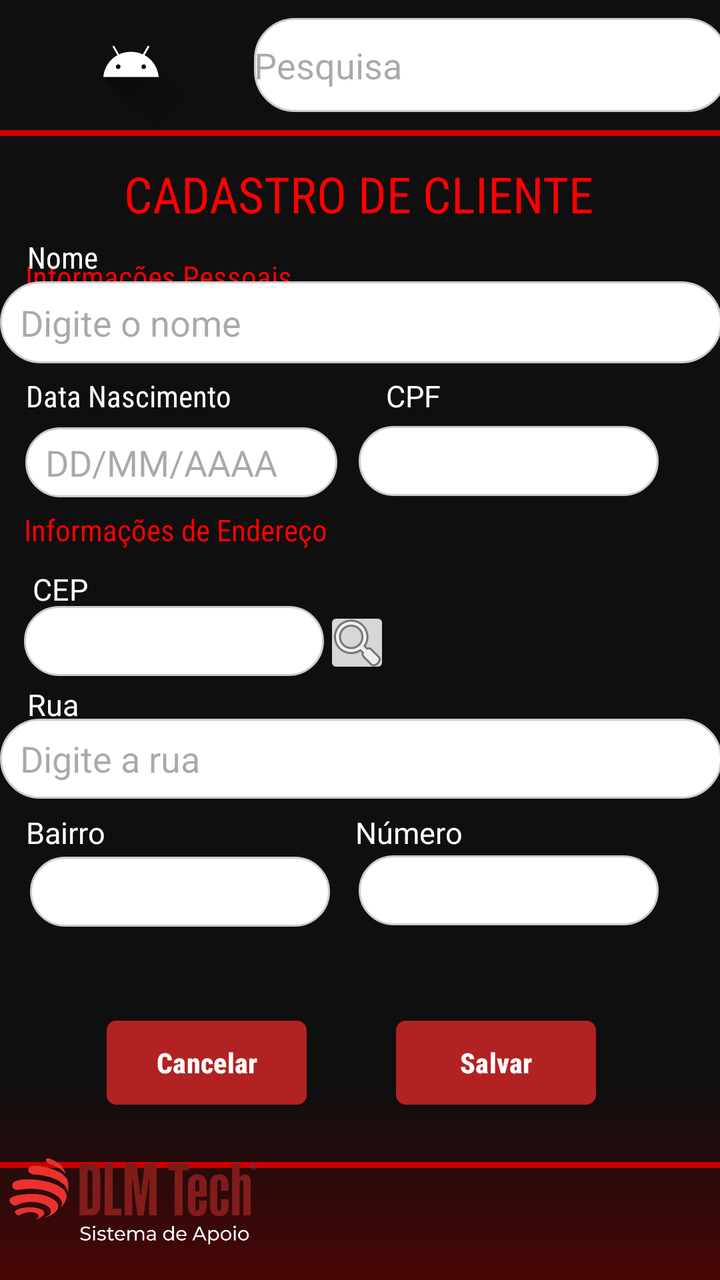
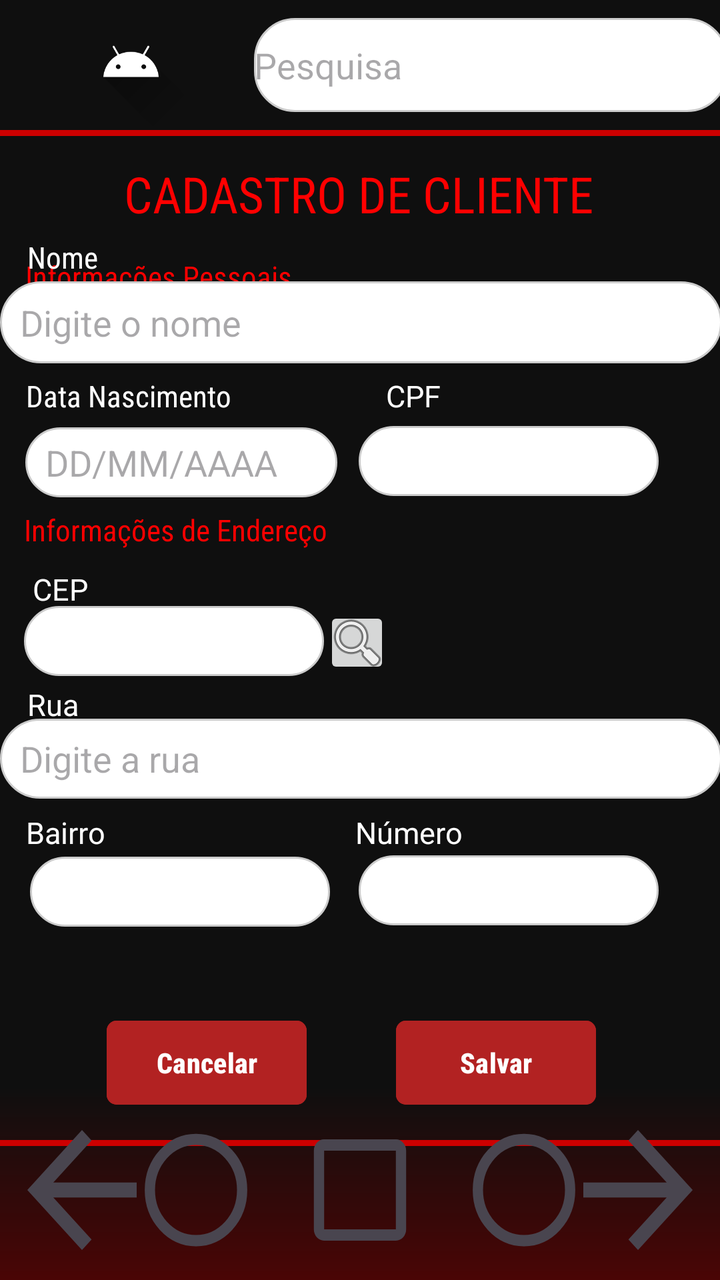

The first picture is an Android layout as it rendered before a commit; the second is the same layout after the commit. The layout source and the unified diff follow.
<!-- AndroidManifest.xml: application theme Theme.DLMTech -->
<!-- res/layout/activity_cadastro.xml -->
<?xml version="1.0" encoding="utf-8"?>
<androidx.constraintlayout.widget.ConstraintLayout xmlns:android="http://schemas.android.com/apk/res/android"
    xmlns:app="http://schemas.android.com/apk/res-auto"
    xmlns:tools="http://schemas.android.com/tools"
    android:id="@+id/main"
    android:layout_width="match_parent"
    android:layout_height="match_parent"
    android:background="@drawable/degrade"
    tools:context=".activity_cadastro">

    <TextView
        android:id="@+id/textView16"
        android:layout_width="159dp"
        android:layout_height="28dp"
        android:fontFamily="sans-serif-condensed"
        android:text="Informações de Endereço"
        android:textColor="#FF0000"
        android:textSize="15sp"
        app:layout_constraintBottom_toBottomOf="@+id/constraintLayout3"
        app:layout_constraintEnd_toEndOf="parent"
        app:layout_constraintHorizontal_bias="0.059"
        app:layout_constraintStart_toStartOf="parent"
        app:layout_constraintTop_toTopOf="@+id/constraintLayout"
        app:layout_constraintVertical_bias="0.416" />

    <View
        android:id="@+id/view4"
        android:layout_width="match_parent"
        android:layout_height="3dp"
        android:background="#CC0000"
        app:layout_constraintBottom_toBottomOf="@+id/constraintLayout3"
        app:layout_constraintEnd_toEndOf="parent"
        app:layout_constraintHorizontal_bias="0.0"
        app:layout_constraintStart_toStartOf="parent"
        app:layout_constraintTop_toTopOf="parent"
        app:layout_constraintVertical_bias="0.912" />

    <androidx.constraintlayout.widget.ConstraintLayout
        android:id="@+id/constraintLayout3"
        android:layout_width="412dp"
        android:layout_height="80dp"
        app:layout_constraintBottom_toBottomOf="parent"
        app:layout_constraintEnd_toEndOf="parent"
        app:layout_constraintStart_toStartOf="parent"
        app:layout_constraintTop_toBottomOf="@+id/linearLayout2">

        <ImageView
            android:id="@+id/imageView5"
            android:layout_width="184dp"
            android:layout_height="49dp"
            app:layout_constraintBottom_toBottomOf="parent"
            app:layout_constraintStart_toStartOf="parent"
            app:layout_constraintTop_toTopOf="parent"
            app:srcCompat="@drawable/dlmtech2_removebg_preview" />
    </androidx.constraintlayout.widget.ConstraintLayout>

    <Button
        android:id="@+id/btnCancelar"
        android:layout_width="100sp"
        android:layout_height="50sp"
        android:backgroundTint="#B22222"
        android:fontFamily="sans-serif-condensed-medium"
        android:text="Cancelar"
        android:textStyle="bold"
        app:cornerRadius="15px"
        app:layout_constraintBottom_toBottomOf="parent"
        app:layout_constraintEnd_toEndOf="parent"
        app:layout_constraintHorizontal_bias="0.205"
        app:layout_constraintStart_toStartOf="parent"
        app:layout_constraintTop_toTopOf="@+id/constraintLayout"
        app:layout_constraintVertical_bias="0.858" />

    <Button
        android:id="@+id/btnCadSalv"
        android:layout_width="100sp"
        android:layout_height="50sp"
        android:backgroundTint="#B22222"
        android:fontFamily="sans-serif-condensed-medium"
        android:text="Salvar"
        android:textStyle="bold"
        app:cornerRadius="15px"
        app:layout_constraintBottom_toBottomOf="parent"
        app:layout_constraintEnd_toEndOf="parent"
        app:layout_constraintHorizontal_bias="0.762"
        app:layout_constraintStart_toStartOf="parent"
        app:layout_constraintTop_toTopOf="@+id/constraintLayout"
        app:layout_constraintVertical_bias="0.858" />

    <androidx.constraintlayout.widget.ConstraintLayout
        android:id="@+id/constraintLayout"
        android:layout_width="0dp"
        android:layout_height="65dp"
        app:layout_constraintBottom_toTopOf="@+id/linearLayout2"
        app:layout_constraintEnd_toEndOf="parent"
        app:layout_constraintStart_toStartOf="parent"
        app:layout_constraintTop_toTopOf="parent">

        <ImageView
            android:id="@+id/imageView"
            android:layout_width="131dp"
            android:layout_height="wrap_content"
            android:contentDescription="@string/logo_description"
            app:layout_constraintBottom_toBottomOf="parent"
            app:layout_constraintStart_toStartOf="parent"
            app:layout_constraintTop_toTopOf="parent"
            app:srcCompat="@drawable/ic_launcher_foreground" />

        <EditText
            android:id="@+id/editTextText2"
            android:layout_width="237dp"
            android:layout_height="47dp"
            android:layout_marginStart="8dp"
            android:layout_marginTop="7dp"
            android:layout_marginEnd="8dp"
            android:layout_marginBottom="7dp"
            android:background="@drawable/bordaredonda"
            android:ems="10"
            android:hint="Pesquisa"
            android:inputType="text"
            app:layout_constraintBottom_toBottomOf="parent"
            app:layout_constraintEnd_toEndOf="parent"
            app:layout_constraintStart_toEndOf="@+id/imageView"
            app:layout_constraintTop_toTopOf="parent" />
    </androidx.constraintlayout.widget.ConstraintLayout>

    <View
        android:id="@+id/view5"
        android:layout_width="match_parent"
        android:layout_height="3dp"
        android:layout_marginTop="64dp"
        android:background="#CC0000"
        app:layout_constraintBottom_toBottomOf="@+id/constraintLayout3"
        app:layout_constraintEnd_toEndOf="parent"
        app:layout_constraintHorizontal_bias="0.0"
        app:layout_constraintStart_toStartOf="parent"
        app:layout_constraintTop_toTopOf="@+id/constraintLayout"
        app:layout_constraintVertical_bias="0.002" />

    <TextView
        android:id="@+id/textView11"
        android:layout_width="wrap_content"
        android:layout_height="wrap_content"
        android:layout_marginTop="12dp"
        android:fontFamily="sans-serif-condensed"
        android:text="CADASTRO DE CLIENTE"
        android:textColor="#FF0000"
        android:textSize="25dp"
        app:layout_constraintEnd_toEndOf="parent"
        app:layout_constraintHorizontal_bias="0.497"
        app:layout_constraintStart_toStartOf="parent"
        app:layout_constraintTop_toBottomOf="@+id/view5" />

    <TextView
        android:id="@+id/textView12"
        android:layout_width="159dp"
        android:layout_height="28dp"
        android:layout_marginTop="60dp"
        android:fontFamily="sans-serif-condensed"
        android:text="Informações Pessoais"
        android:textColor="#FF0000"
        android:textSize="15sp"
        app:layout_constraintEnd_toEndOf="parent"
        app:layout_constraintHorizontal_bias="0.063"
        app:layout_constraintStart_toStartOf="parent"
        app:layout_constraintTop_toBottomOf="@+id/view5" />

    <TextView
        android:id="@+id/textView13"
        android:layout_width="wrap_content"
        android:layout_height="wrap_content"
        android:fontFamily="sans-serif-condensed"
        android:text="Nome"
        android:textColor="#FFFFFF"
        android:textSize="15dp"
        app:layout_constraintBottom_toBottomOf="@+id/constraintLayout3"
        app:layout_constraintEnd_toEndOf="parent"
        app:layout_constraintHorizontal_bias="0.042"
        app:layout_constraintStart_toStartOf="parent"
        app:layout_constraintTop_toTopOf="parent"
        app:layout_constraintVertical_bias="0.191" />

    <TextView
        android:id="@+id/textView14"
        android:layout_width="wrap_content"
        android:layout_height="wrap_content"
        android:fontFamily="sans-serif-condensed"
        android:text="Data Nascimento"
        android:textColor="#FFFFFF"
        android:textSize="15dp"
        app:layout_constraintBottom_toBottomOf="parent"
        app:layout_constraintEnd_toEndOf="parent"
        app:layout_constraintHorizontal_bias="0.051"
        app:layout_constraintStart_toStartOf="parent"
        app:layout_constraintTop_toTopOf="parent"
        app:layout_constraintVertical_bias="0.303" />

    <EditText
        android:id="@+id/cadNome"
        android:layout_width="361dp"
        android:layout_height="41dp"
        android:background="@drawable/bordaredonda"
        android:ems="10"
        android:hint="Digite o nome"
        android:inputType="text"
        android:paddingStart="10sp"
        app:layout_constraintBottom_toBottomOf="@+id/constraintLayout3"
        app:layout_constraintEnd_toEndOf="parent"
        app:layout_constraintHorizontal_bias="0.32"
        app:layout_constraintStart_toStartOf="parent"
        app:layout_constraintTop_toTopOf="parent"
        app:layout_constraintVertical_bias="0.235" />

    <EditText
        android:id="@+id/cadDataNasc"
        android:layout_width="156dp"
        android:layout_height="35dp"
        android:background="@drawable/bordaredonda"
        android:ems="10"
        android:hint="DD/MM/AAAA"
        android:inputType="date"
        android:paddingStart="10sp"
        app:layout_constraintBottom_toBottomOf="parent"
        app:layout_constraintEnd_toEndOf="parent"
        app:layout_constraintHorizontal_bias="0.062"
        app:layout_constraintStart_toStartOf="parent"
        app:layout_constraintTop_toTopOf="parent"
        app:layout_constraintVertical_bias="0.353" />

    <TextView
        android:id="@+id/textView15"
        android:layout_width="wrap_content"
        android:layout_height="wrap_content"
        android:text="CPF"
        android:textColor="#FFFFFF"
        android:textSize="15dp"
        app:layout_constraintBottom_toBottomOf="parent"
        app:layout_constraintEnd_toEndOf="parent"
        app:layout_constraintHorizontal_bias="0.58"
        app:layout_constraintStart_toStartOf="parent"
        app:layout_constraintTop_toTopOf="parent"
        app:layout_constraintVertical_bias="0.303" />

    <TextView
        android:id="@+id/textView21"
        android:layout_width="wrap_content"
        android:layout_height="wrap_content"
        android:text="Número"
        android:textColor="#FFFFFF"
        android:textSize="15dp"
        app:layout_constraintBottom_toBottomOf="parent"
        app:layout_constraintEnd_toEndOf="parent"
        app:layout_constraintHorizontal_bias="0.58"
        app:layout_constraintStart_toStartOf="parent"
        app:layout_constraintTop_toTopOf="parent"
        app:layout_constraintVertical_bias="0.655" />

    <TextView
        android:id="@+id/textView17"
        android:layout_width="wrap_content"
        android:layout_height="wrap_content"
        android:text="CEP"
        android:textColor="#FFFFFF"
        android:textSize="15dp"
        app:layout_constraintBottom_toBottomOf="parent"
        app:layout_constraintEnd_toEndOf="parent"
        app:layout_constraintHorizontal_bias="0.049"
        app:layout_constraintStart_toStartOf="parent"
        app:layout_constraintTop_toTopOf="parent"
        app:layout_constraintVertical_bias="0.459" />

    <TextView
        android:id="@+id/textView19"
        android:layout_width="wrap_content"
        android:layout_height="wrap_content"
        android:text="Rua"
        android:textColor="#FFFFFF"
        android:textSize="15dp"
        app:layout_constraintBottom_toBottomOf="parent"
        app:layout_constraintEnd_toEndOf="parent"
        app:layout_constraintHorizontal_bias="0.041"
        app:layout_constraintStart_toStartOf="parent"
        app:layout_constraintTop_toTopOf="parent"
        app:layout_constraintVertical_bias="0.552" />

    <TextView
        android:id="@+id/textView20"
        android:layout_width="wrap_content"
        android:layout_height="wrap_content"
        android:text="Bairro"
        android:textColor="#FFFFFF"
        android:textSize="15dp"
        app:layout_constraintBottom_toBottomOf="parent"
        app:layout_constraintEnd_toEndOf="parent"
        app:layout_constraintHorizontal_bias="0.041"
        app:layout_constraintStart_toStartOf="parent"
        app:layout_constraintTop_toTopOf="parent"
        app:layout_constraintVertical_bias="0.655" />

    <EditText
        android:id="@+id/cadCpf"
        android:layout_width="150dp"
        android:layout_height="35dp"
        android:background="@drawable/bordaredonda"
        android:ems="10"
        android:inputType="text"
        android:paddingStart="10sp"
        app:layout_constraintBottom_toBottomOf="parent"
        app:layout_constraintEnd_toEndOf="parent"
        app:layout_constraintHorizontal_bias="0.854"
        app:layout_constraintStart_toStartOf="parent"
        app:layout_constraintTop_toTopOf="parent"
        app:layout_constraintVertical_bias="0.352" />

    <EditText
        android:id="@+id/cadNum"
        android:layout_width="150dp"
        android:layout_height="35dp"
        android:background="@drawable/bordaredonda"
        android:ems="10"
        android:inputType="text"
        android:paddingStart="10sp"
        app:layout_constraintBottom_toBottomOf="parent"
        app:layout_constraintEnd_toEndOf="parent"
        app:layout_constraintHorizontal_bias="0.854"
        app:layout_constraintStart_toStartOf="parent"
        app:layout_constraintTop_toTopOf="parent"
        app:layout_constraintVertical_bias="0.707" />

    <EditText
        android:id="@+id/cadCep"
        android:layout_width="150dp"
        android:layout_height="35dp"
        android:background="@drawable/bordaredonda"
        android:ems="10"
        android:inputType="text"
        android:paddingStart="10sp"
        app:layout_constraintBottom_toBottomOf="parent"
        app:layout_constraintEnd_toEndOf="parent"
        app:layout_constraintHorizontal_bias="0.057"
        app:layout_constraintStart_toStartOf="parent"
        app:layout_constraintTop_toTopOf="parent"
        app:layout_constraintVertical_bias="0.501" />

    <ImageButton
        android:id="@+id/cepBusca"
        android:layout_width="33dp"
        android:layout_height="36dp"
        app:layout_constraintBottom_toBottomOf="parent"
        app:layout_constraintEnd_toEndOf="parent"
        app:layout_constraintHorizontal_bias="0.0"
        app:layout_constraintStart_toEndOf="@+id/cadCep"
        app:layout_constraintTop_toTopOf="@+id/constraintLayout"
        app:layout_constraintVertical_bias="0.502"
        app:srcCompat="@android:drawable/ic_menu_search" />

    <EditText
        android:id="@+id/cadBairro"
        android:layout_width="150dp"
        android:layout_height="35dp"
        android:background="@drawable/bordaredonda"
        android:ems="10"
        android:inputType="text"
        android:paddingStart="10sp"
        app:layout_constraintBottom_toBottomOf="parent"
        app:layout_constraintEnd_toEndOf="parent"
        app:layout_constraintHorizontal_bias="0.072"
        app:layout_constraintStart_toStartOf="parent"
        app:layout_constraintTop_toTopOf="parent"
        app:layout_constraintVertical_bias="0.708" />

    <EditText
        android:id="@+id/cadRua"
        android:layout_width="361sp"
        android:layout_height="40sp"
        android:background="@drawable/bordaredonda"
        android:ems="10"
        android:hint="Digite a rua"
        android:inputType="text"
        android:paddingStart="10sp"
        app:layout_constraintBottom_toBottomOf="@+id/constraintLayout3"
        app:layout_constraintEnd_toEndOf="parent"
        app:layout_constraintHorizontal_bias="0.38"
        app:layout_constraintStart_toStartOf="parent"
        app:layout_constraintTop_toTopOf="@+id/constraintLayout"
        app:layout_constraintVertical_bias="0.599" />

</androidx.constraintlayout.widget.ConstraintLayout>
<!-- resources referenced by this layout -->
<resources>
  <!-- drawable bordaredonda (drawable) -->
  <?xml version="1.0" encoding="utf-8"?>
  <shape xmlns:android="http://schemas.android.com/apk/res/android"
      android:shape="rectangle">
      
      <solid android:color="#FFFFFF" />
  
      
      <corners android:radius="20dp" />
  
      
      <stroke
          android:width="1dp"
          android:color="#CCCCCC" />
  </shape>
  <!-- drawable degrade (drawable) -->
  <?xml version="1.0" encoding="utf-8"?>
  <shape xmlns:android="http://schemas.android.com/apk/res/android"
      android:shape="rectangle">
  
      <gradient
          android:angle="270"
          android:startColor="#0f0f0f"
          android:centerColor="#0f0f0f"
          android:centerY="0.85"
          android:endColor="#4A0505"
          android:type="linear" />
  
  </shape>
  <!-- drawable dlmtech2_removebg_preview: png bitmap (drawable, 161351 bytes) -->
  <!-- drawable ic_launcher_foreground (drawable) -->
  <vector xmlns:android="http://schemas.android.com/apk/res/android"
      xmlns:aapt="http://schemas.android.com/aapt"
      android:width="108dp"
      android:height="108dp"
      android:viewportWidth="108"
      android:viewportHeight="108">
      <path android:pathData="M31,63.928c0,0 6.4,-11 12.1,-13.1c7.2,-2.6 26,-1.4 26,-1.4l38.1,38.1L107,108.928l-32,-1L31,63.928z">
          <aapt:attr name="android:fillColor">
              <gradient
                  android:endX="85.84757"
                  android:endY="92.4963"
                  android:startX="42.9492"
                  android:startY="49.59793"
                  android:type="linear">
                  <item
                      android:color="#44000000"
                      android:offset="0.0" />
                  <item
                      android:color="#00000000"
                      android:offset="1.0" />
              </gradient>
          </aapt:attr>
      </path>
      <path
          android:fillColor="#FFFFFF"
          android:fillType="nonZero"
          android:pathData="M65.3,45.828l3.8,-6.6c0.2,-0.4 0.1,-0.9 -0.3,-1.1c-0.4,-0.2 -0.9,-0.1 -1.1,0.3l-3.9,6.7c-6.3,-2.8 -13.4,-2.8 -19.7,0l-3.9,-6.7c-0.2,-0.4 -0.7,-0.5 -1.1,-0.3C38.8,38.328 38.7,38.828 38.9,39.228l3.8,6.6C36.2,49.428 31.7,56.028 31,63.928h46C76.3,56.028 71.8,49.428 65.3,45.828zM43.4,57.328c-0.8,0 -1.5,-0.5 -1.8,-1.2c-0.3,-0.7 -0.1,-1.5 0.4,-2.1c0.5,-0.5 1.4,-0.7 2.1,-0.4c0.7,0.3 1.2,1 1.2,1.8C45.3,56.528 44.5,57.328 43.4,57.328L43.4,57.328zM64.6,57.328c-0.8,0 -1.5,-0.5 -1.8,-1.2s-0.1,-1.5 0.4,-2.1c0.5,-0.5 1.4,-0.7 2.1,-0.4c0.7,0.3 1.2,1 1.2,1.8C66.5,56.528 65.6,57.328 64.6,57.328L64.6,57.328z"
          android:strokeWidth="1"
          android:strokeColor="#00000000" />
  </vector>
  <string name="logo_description">Logo do aplicativo DLM Tech</string>
  <style name="Theme.DLMTech" parent="Base.Theme.DLMTech" />
  <style name="Base.Theme.DLMTech" parent="Theme.Material3.DayNight.NoActionBar">
          
          
      </style>
</resources>

<!-- the commit's change to res/layout/activity_cadastro.xml (unified diff, before → after) -->
@@ -6,7 +6,8 @@
     android:layout_width="match_parent"
     android:layout_height="match_parent"
     android:background="@drawable/degrade"
-    tools:context=".activity_cadastro">
+    tools:context=".activity_cadastro"
+    >
 
     <TextView
         android:id="@+id/textView16"
@@ -21,7 +22,8 @@
         app:layout_constraintHorizontal_bias="0.059"
         app:layout_constraintStart_toStartOf="parent"
         app:layout_constraintTop_toTopOf="@+id/constraintLayout"
-        app:layout_constraintVertical_bias="0.416" />
+        app:layout_constraintVertical_bias="0.416"
+        />
 
     <View
         android:id="@+id/view4"
@@ -33,25 +35,61 @@
         app:layout_constraintHorizontal_bias="0.0"
         app:layout_constraintStart_toStartOf="parent"
         app:layout_constraintTop_toTopOf="parent"
-        app:layout_constraintVertical_bias="0.912" />
+        app:layout_constraintVertical_bias="0.895" />
 
     <androidx.constraintlayout.widget.ConstraintLayout
         android:id="@+id/constraintLayout3"
-        android:layout_width="412dp"
-        android:layout_height="80dp"
+        android:layout_width="match_parent"
+        android:layout_height="90dp"
         app:layout_constraintBottom_toBottomOf="parent"
         app:layout_constraintEnd_toEndOf="parent"
         app:layout_constraintStart_toStartOf="parent"
         app:layout_constraintTop_toBottomOf="@+id/linearLayout2">
 
-        <ImageView
-            android:id="@+id/imageView5"
-            android:layout_width="184dp"
-            android:layout_height="49dp"
+        <ImageButton
+            android:id="@+id/imageButton"
+            style="@style/BtnNavegacao"
+            android:background="?attr/actionModeCloseDrawable"
+            android:rotationY="180"
+            app:layout_constraintBottom_toBottomOf="parent"
+            app:layout_constraintEnd_toEndOf="parent"
+            app:layout_constraintTop_toTopOf="parent" />
+
+        <ImageButton
+            android:id="@+id/imageButton2"
+            style="@style/BtnNavegacao"
+            android:background="?android:attr/listChoiceIndicatorSingle"
+            app:layout_constraintBottom_toBottomOf="parent"
+            app:layout_constraintEnd_toStartOf="@+id/imageButton"
+            app:layout_constraintStart_toEndOf="@+id/imageButton3"
+            app:layout_constraintTop_toTopOf="parent" />
+
+        <ImageButton
+            android:id="@+id/imageButton3"
+            style="@style/BtnNavegacao"
+            android:background="?android:attr/listChoiceIndicatorMultiple"
+            app:layout_constraintBottom_toBottomOf="parent"
+            app:layout_constraintEnd_toStartOf="@+id/imageButton2"
+            app:layout_constraintStart_toEndOf="@+id/imageButton4"
+            app:layout_constraintTop_toTopOf="parent" />
+
+        <ImageButton
+            android:id="@+id/imageButton4"
+            style="@style/BtnNavegacao"
+            android:background="?android:attr/listChoiceIndicatorSingle"
+            app:layout_constraintBottom_toBottomOf="parent"
+            app:layout_constraintEnd_toStartOf="@+id/imageButton3"
+            app:layout_constraintStart_toEndOf="@+id/imageButton5"
+            app:layout_constraintTop_toTopOf="parent" />
+
+        <ImageButton
+            android:id="@+id/imageButton5"
+            style="@style/BtnNavegacao"
+            android:background="?attr/homeAsUpIndicator"
             app:layout_constraintBottom_toBottomOf="parent"
             app:layout_constraintStart_toStartOf="parent"
-            app:layout_constraintTop_toTopOf="parent"
-            app:srcCompat="@drawable/dlmtech2_removebg_preview" />
+            app:layout_constraintTop_toTopOf="parent" />
+
     </androidx.constraintlayout.widget.ConstraintLayout>
 
     <Button
<!-- resource entries referenced after the edit -->
@@ -29,7 +29,6 @@
           android:type="linear" />
   
   </shape>
-  <!-- drawable dlmtech2_removebg_preview: png bitmap (drawable, 161351 bytes) -->
   <!-- drawable ic_launcher_foreground (drawable) -->
   <vector xmlns:android="http://schemas.android.com/apk/res/android"
       xmlns:aapt="http://schemas.android.com/aapt"
@@ -62,6 +61,12 @@
           android:strokeColor="#00000000" />
   </vector>
   <string name="logo_description">Logo do aplicativo DLM Tech</string>
+  <style name="BtnNavegacao">
+          <item name="android:layout_width">82dp</item>
+          <item name="android:layout_height">match_parent</item>
+          <item name="android:gravity">center</item>
+          <item name="android:scaleType">center</item>
+      </style>
   <style name="Theme.DLMTech" parent="Base.Theme.DLMTech" />
   <style name="Base.Theme.DLMTech" parent="Theme.Material3.DayNight.NoActionBar">
           
